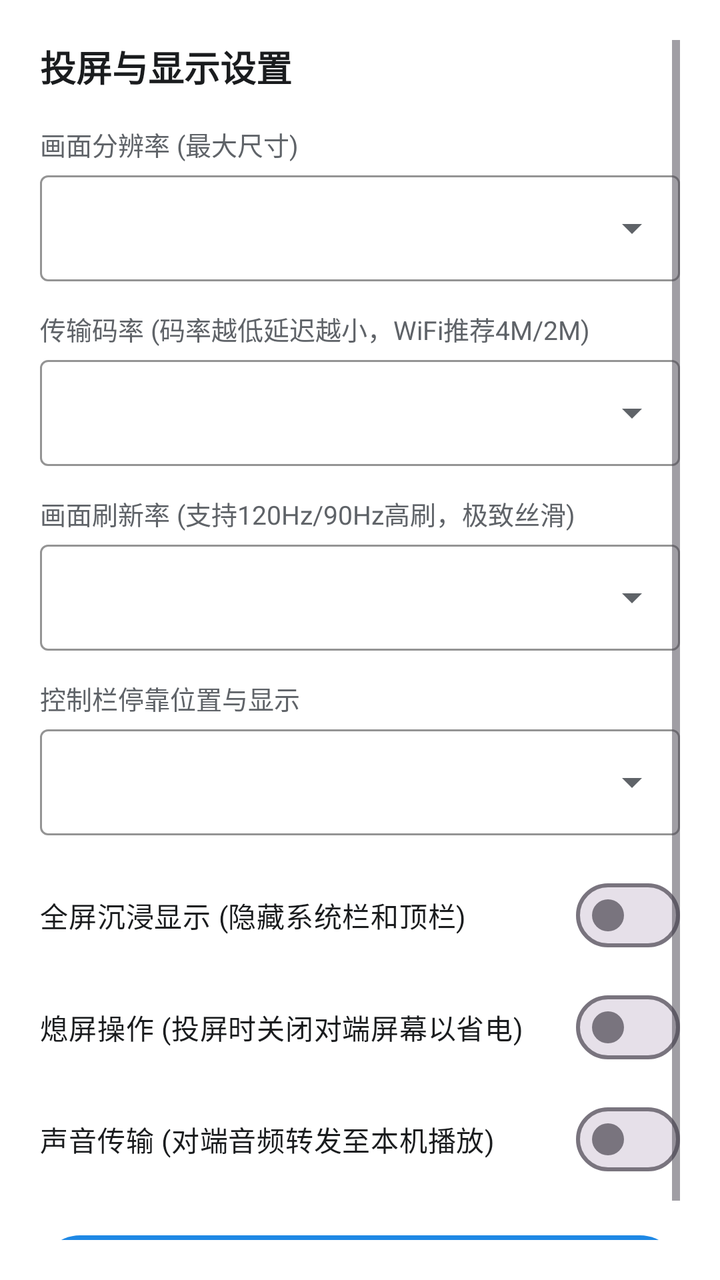
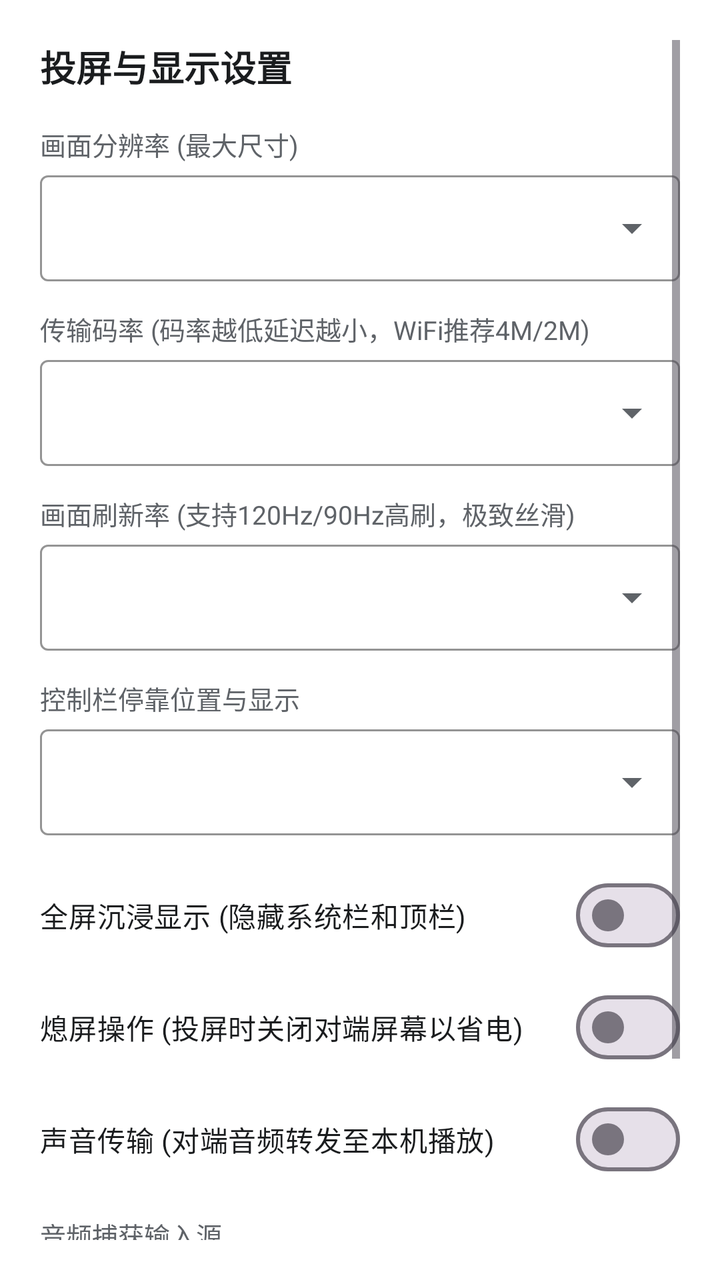

An Android layout rendered at two revisions. The XML below is the earlier revision; the diff shows what the commit changed to produce the second picture.
<!-- AndroidManifest.xml: application theme Theme.ADBToolbox -->
<!-- res/layout/dialog_scrcpy_settings.xml -->
<?xml version="1.0" encoding="utf-8"?>
<ScrollView xmlns:android="http://schemas.android.com/apk/res/android"
    xmlns:app="http://schemas.android.com/apk/res-auto"
    android:layout_width="match_parent"
    android:layout_height="wrap_content"
    android:background="@color/surface"
    android:padding="20dp">

    <LinearLayout
        android:layout_width="match_parent"
        android:layout_height="wrap_content"
        android:orientation="vertical">

        <TextView
            android:layout_width="wrap_content"
            android:layout_height="wrap_content"
            android:text="投屏与显示设置"
            android:textColor="@color/text_primary"
            android:textSize="18sp"
            android:textStyle="bold" />

        
        <TextView
            android:layout_width="wrap_content"
            android:layout_height="wrap_content"
            android:layout_marginTop="16dp"
            android:text="画面分辨率 (最大尺寸)"
            android:textColor="@color/text_secondary"
            android:textSize="13sp" />

        <com.google.android.material.textfield.TextInputLayout
            android:id="@+id/layoutResolution"
            style="@style/Widget.Material3.TextInputLayout.OutlinedBox.ExposedDropdownMenu"
            android:layout_width="match_parent"
            android:layout_height="wrap_content"
            android:layout_marginTop="6dp"
            app:boxStrokeColor="@color/primary"
            app:endIconTint="@color/text_secondary"
            app:hintEnabled="false">

            <com.google.android.material.textfield.MaterialAutoCompleteTextView
                android:id="@+id/actvResolution"
                android:layout_width="match_parent"
                android:layout_height="wrap_content"
                android:ellipsize="end"
                android:gravity="center_vertical"
                android:inputType="none"
                android:singleLine="true"
                android:textColor="@color/text_primary"
                android:textSize="14sp" />
        </com.google.android.material.textfield.TextInputLayout>

        
        <TextView
            android:layout_width="wrap_content"
            android:layout_height="wrap_content"
            android:layout_marginTop="14dp"
            android:text="传输码率 (码率越低延迟越小，WiFi推荐4M/2M)"
            android:textColor="@color/text_secondary"
            android:textSize="13sp" />

        <com.google.android.material.textfield.TextInputLayout
            android:id="@+id/layoutBitrate"
            style="@style/Widget.Material3.TextInputLayout.OutlinedBox.ExposedDropdownMenu"
            android:layout_width="match_parent"
            android:layout_height="wrap_content"
            android:layout_marginTop="6dp"
            app:boxStrokeColor="@color/primary"
            app:endIconTint="@color/text_secondary"
            app:hintEnabled="false">

            <com.google.android.material.textfield.MaterialAutoCompleteTextView
                android:id="@+id/actvBitrate"
                android:layout_width="match_parent"
                android:layout_height="wrap_content"
                android:ellipsize="end"
                android:gravity="center_vertical"
                android:inputType="none"
                android:singleLine="true"
                android:textColor="@color/text_primary"
                android:textSize="14sp" />
        </com.google.android.material.textfield.TextInputLayout>

        
        <TextView
            android:layout_width="wrap_content"
            android:layout_height="wrap_content"
            android:layout_marginTop="14dp"
            android:text="画面刷新率 (支持120Hz/90Hz高刷，极致丝滑)"
            android:textColor="@color/text_secondary"
            android:textSize="13sp" />

        <com.google.android.material.textfield.TextInputLayout
            android:id="@+id/layoutFps"
            style="@style/Widget.Material3.TextInputLayout.OutlinedBox.ExposedDropdownMenu"
            android:layout_width="match_parent"
            android:layout_height="wrap_content"
            android:layout_marginTop="6dp"
            app:boxStrokeColor="@color/primary"
            app:endIconTint="@color/text_secondary"
            app:hintEnabled="false">

            <com.google.android.material.textfield.MaterialAutoCompleteTextView
                android:id="@+id/actvFps"
                android:layout_width="match_parent"
                android:layout_height="wrap_content"
                android:ellipsize="end"
                android:gravity="center_vertical"
                android:inputType="none"
                android:singleLine="true"
                android:textColor="@color/text_primary"
                android:textSize="14sp" />
        </com.google.android.material.textfield.TextInputLayout>

        
        <TextView
            android:layout_width="wrap_content"
            android:layout_height="wrap_content"
            android:layout_marginTop="14dp"
            android:text="控制栏停靠位置与显示"
            android:textColor="@color/text_secondary"
            android:textSize="13sp" />

        <com.google.android.material.textfield.TextInputLayout
            android:id="@+id/layoutNavPosition"
            style="@style/Widget.Material3.TextInputLayout.OutlinedBox.ExposedDropdownMenu"
            android:layout_width="match_parent"
            android:layout_height="wrap_content"
            android:layout_marginTop="6dp"
            app:boxStrokeColor="@color/primary"
            app:endIconTint="@color/text_secondary"
            app:hintEnabled="false">

            <com.google.android.material.textfield.MaterialAutoCompleteTextView
                android:id="@+id/actvNavPosition"
                android:layout_width="match_parent"
                android:layout_height="wrap_content"
                android:ellipsize="end"
                android:gravity="center_vertical"
                android:inputType="none"
                android:singleLine="true"
                android:textColor="@color/text_primary"
                android:textSize="14sp" />
        </com.google.android.material.textfield.TextInputLayout>

        
        <com.google.android.material.materialswitch.MaterialSwitch
            android:id="@+id/switchFullscreen"
            android:layout_width="match_parent"
            android:layout_height="wrap_content"
            android:layout_marginTop="16dp"
            android:text="全屏沉浸显示 (隐藏系统栏和顶栏)"
            android:textColor="@color/text_primary" />

        <com.google.android.material.materialswitch.MaterialSwitch
            android:id="@+id/switchScreenOff"
            android:layout_width="match_parent"
            android:layout_height="wrap_content"
            android:layout_marginTop="8dp"
            android:text="熄屏操作 (投屏时关闭对端屏幕以省电)"
            android:textColor="@color/text_primary" />

        <com.google.android.material.materialswitch.MaterialSwitch
            android:id="@+id/switchAudioForward"
            android:layout_width="match_parent"
            android:layout_height="wrap_content"
            android:layout_marginTop="8dp"
            android:text="声音传输 (对端音频转发至本机播放)"
            android:textColor="@color/text_primary" />

        <com.google.android.material.button.MaterialButton
            android:id="@+id/btnApplySettings"
            android:layout_width="match_parent"
            android:layout_height="wrap_content"
            android:layout_marginTop="20dp"
            android:text="应用并生效"
            android:textColor="@color/on_primary"
            app:backgroundTint="@color/primary" />

    </LinearLayout>

</ScrollView>
<!-- resources referenced by this layout -->
<resources>
  <color name="on_primary">#FFFFFF</color>
  <color name="primary">#1E88E5</color>
  <color name="surface">#FFFFFF</color>
  <color name="text_primary">#1A1C1E</color>
  <color name="text_secondary">#5F6368</color>
  <style name="Theme.ADBToolbox" parent="Theme.Material3.DayNight.NoActionBar">
          <item name="colorPrimary">@color/primary</item>
          <item name="colorOnPrimary">#FFFFFF</item>
          <item name="colorPrimaryContainer">@color/primary_container</item>
          <item name="colorOnPrimaryContainer">@color/on_primary_container</item>
          <item name="colorSecondary">@color/accent</item>
          <item name="colorSurface">@color/surface</item>
          <item name="colorOnSurface">@color/text_primary</item>
          <item name="android:statusBarColor">@color/surface</item>
          <item name="android:windowLightStatusBar">true</item>
          <item name="android:colorBackground">@color/background</item>
      </style>
  <color name="primary_container">#E3F2FD</color>
  <color name="on_primary_container">#0D47A1</color>
  <color name="accent">#00ACC1</color>
  <color name="background">#F8F9FA</color>
</resources>

<!-- the commit's change to res/layout/dialog_scrcpy_settings.xml (unified diff, before → after) -->
@@ -168,6 +168,38 @@
             android:text="声音传输 (对端音频转发至本机播放)"
             android:textColor="@color/text_primary" />
 
+        
+        <TextView
+            android:id="@+id/tvAudioSourceTitle"
+            android:layout_width="wrap_content"
+            android:layout_height="wrap_content"
+            android:layout_marginTop="14dp"
+            android:text="音频捕获输入源"
+            android:textColor="@color/text_secondary"
+            android:textSize="13sp" />
+
+        <com.google.android.material.textfield.TextInputLayout
+            android:id="@+id/layoutAudioSource"
+            style="@style/Widget.Material3.TextInputLayout.OutlinedBox.ExposedDropdownMenu"
+            android:layout_width="match_parent"
+            android:layout_height="wrap_content"
+            android:layout_marginTop="6dp"
+            app:boxStrokeColor="@color/primary"
+            app:endIconTint="@color/text_secondary"
+            app:hintEnabled="false">
+
+            <com.google.android.material.textfield.MaterialAutoCompleteTextView
+                android:id="@+id/actvAudioSource"
+                android:layout_width="match_parent"
+                android:layout_height="wrap_content"
+                android:ellipsize="end"
+                android:gravity="center_vertical"
+                android:inputType="none"
+                android:singleLine="true"
+                android:textColor="@color/text_primary"
+                android:textSize="14sp" />
+        </com.google.android.material.textfield.TextInputLayout>
+
         <com.google.android.material.button.MaterialButton
             android:id="@+id/btnApplySettings"
             android:layout_width="match_parent"
